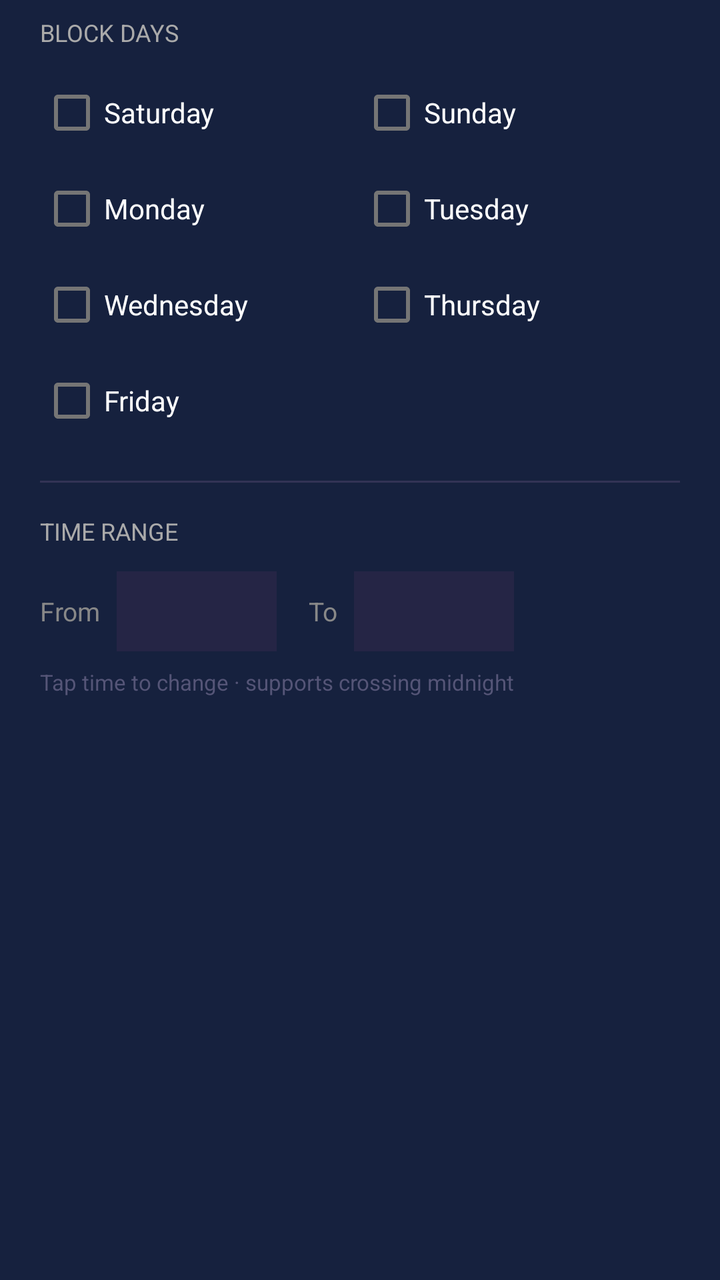
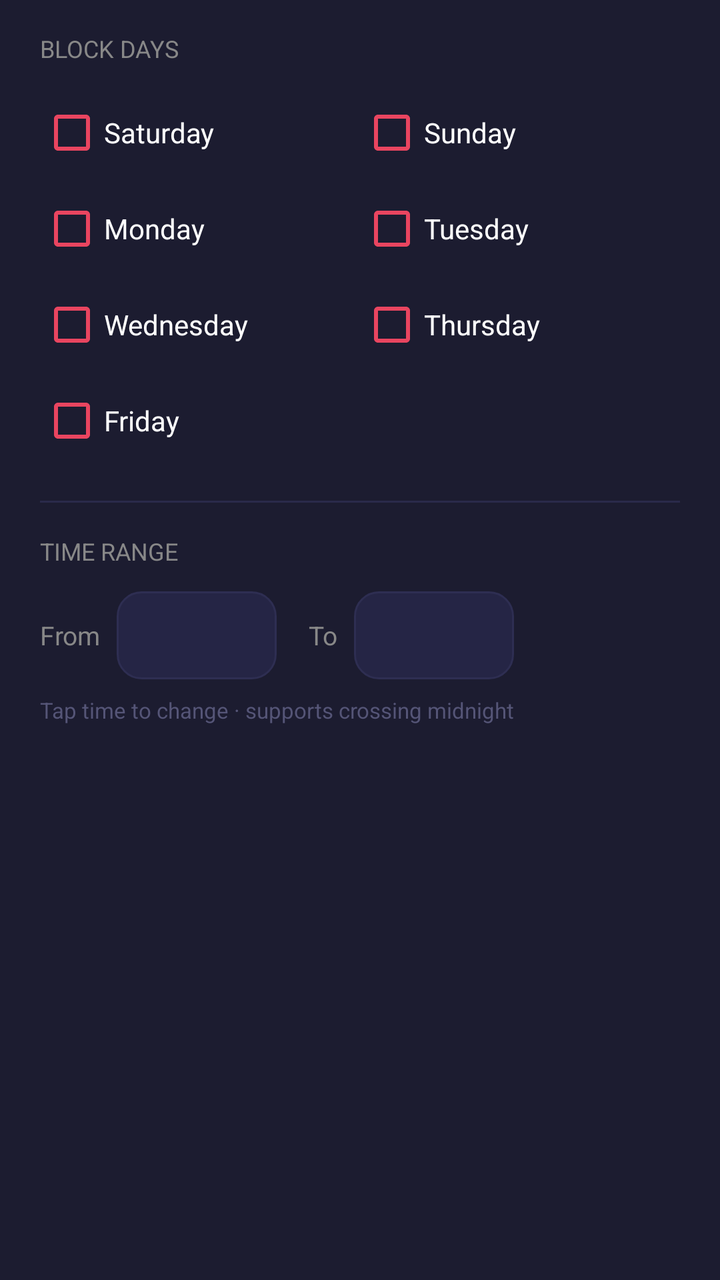

An Android layout rendered at two revisions. The XML below is the earlier revision; the diff shows what the commit changed to produce the second picture.
<!-- AndroidManifest.xml: application theme Theme.ITNSecureBrowser -->
<!-- res/layout/dialog_add_schedule.xml -->
<?xml version="1.0" encoding="utf-8"?>
<ScrollView xmlns:android="http://schemas.android.com/apk/res/android"
    android:layout_width="match_parent"
    android:layout_height="wrap_content">

    <LinearLayout
        android:layout_width="match_parent"
        android:layout_height="wrap_content"
        android:orientation="vertical"
        android:paddingLeft="20dp"
        android:paddingRight="20dp"
        android:paddingTop="8dp"
        android:paddingBottom="16dp">

        
        <TextView
            android:layout_width="wrap_content"
            android:layout_height="wrap_content"
            android:text="@string/schedule_days_label"
            android:textColor="#AAAAAA"
            android:textSize="12sp"
            android:textAllCaps="true"
            android:paddingBottom="8dp" />

        
        <LinearLayout
            android:layout_width="match_parent"
            android:layout_height="wrap_content"
            android:orientation="horizontal">

            <CheckBox
                android:id="@+id/cbSaturday"
                android:layout_width="0dp"
                android:layout_height="wrap_content"
                android:layout_weight="1"
                android:text="@string/day_saturday"
                android:textColor="#FFFFFF" />

            <CheckBox
                android:id="@+id/cbSunday"
                android:layout_width="0dp"
                android:layout_height="wrap_content"
                android:layout_weight="1"
                android:text="@string/day_sunday"
                android:textColor="#FFFFFF" />
        </LinearLayout>

        
        <LinearLayout
            android:layout_width="match_parent"
            android:layout_height="wrap_content"
            android:orientation="horizontal">

            <CheckBox
                android:id="@+id/cbMonday"
                android:layout_width="0dp"
                android:layout_height="wrap_content"
                android:layout_weight="1"
                android:text="@string/day_monday"
                android:textColor="#FFFFFF" />

            <CheckBox
                android:id="@+id/cbTuesday"
                android:layout_width="0dp"
                android:layout_height="wrap_content"
                android:layout_weight="1"
                android:text="@string/day_tuesday"
                android:textColor="#FFFFFF" />
        </LinearLayout>

        
        <LinearLayout
            android:layout_width="match_parent"
            android:layout_height="wrap_content"
            android:orientation="horizontal">

            <CheckBox
                android:id="@+id/cbWednesday"
                android:layout_width="0dp"
                android:layout_height="wrap_content"
                android:layout_weight="1"
                android:text="@string/day_wednesday"
                android:textColor="#FFFFFF" />

            <CheckBox
                android:id="@+id/cbThursday"
                android:layout_width="0dp"
                android:layout_height="wrap_content"
                android:layout_weight="1"
                android:text="@string/day_thursday"
                android:textColor="#FFFFFF" />
        </LinearLayout>

        
        <CheckBox
            android:id="@+id/cbFriday"
            android:layout_width="wrap_content"
            android:layout_height="wrap_content"
            android:text="@string/day_friday"
            android:textColor="#FFFFFF"
            android:layout_marginBottom="16dp" />

        
        <View
            android:layout_width="match_parent"
            android:layout_height="1dp"
            android:background="#333355"
            android:layout_marginBottom="16dp" />

        
        <TextView
            android:layout_width="wrap_content"
            android:layout_height="wrap_content"
            android:text="@string/schedule_time_label"
            android:textColor="#AAAAAA"
            android:textSize="12sp"
            android:textAllCaps="true"
            android:paddingBottom="12dp" />

        
        <LinearLayout
            android:layout_width="match_parent"
            android:layout_height="wrap_content"
            android:orientation="horizontal"
            android:gravity="center_vertical">

            <TextView
                android:layout_width="wrap_content"
                android:layout_height="wrap_content"
                android:text="@string/schedule_from"
                android:textColor="#888888"
                android:textSize="13sp"
                android:paddingRight="8dp" />

            <TextView
                android:id="@+id/btnFromTime"
                android:layout_width="80dp"
                android:layout_height="40dp"
                android:gravity="center"
                android:background="#252545"
                android:textColor="@color/accent"
                android:textSize="17sp"
                android:textStyle="bold"
                android:clickable="true"
                android:focusable="true" />

            <TextView
                android:layout_width="wrap_content"
                android:layout_height="wrap_content"
                android:text="@string/schedule_to"
                android:textColor="#888888"
                android:textSize="13sp"
                android:paddingLeft="16dp"
                android:paddingRight="8dp" />

            <TextView
                android:id="@+id/btnToTime"
                android:layout_width="80dp"
                android:layout_height="40dp"
                android:gravity="center"
                android:background="#252545"
                android:textColor="@color/accent"
                android:textSize="17sp"
                android:textStyle="bold"
                android:clickable="true"
                android:focusable="true" />
        </LinearLayout>

        <TextView
            android:layout_width="wrap_content"
            android:layout_height="wrap_content"
            android:text="@string/schedule_time_hint"
            android:textColor="#555577"
            android:textSize="11sp"
            android:paddingTop="8dp" />

    </LinearLayout>
</ScrollView>
<!-- resources referenced by this layout -->
<resources>
  <color name="accent">#E94560</color>
  <string name="day_friday">Friday</string>
  <string name="day_monday">Monday</string>
  <string name="day_saturday">Saturday</string>
  <string name="day_sunday">Sunday</string>
  <string name="day_thursday">Thursday</string>
  <string name="day_tuesday">Tuesday</string>
  <string name="day_wednesday">Wednesday</string>
  <string name="schedule_days_label">Block days</string>
  <string name="schedule_from">From</string>
  <string name="schedule_time_hint">Tap time to change · supports crossing midnight</string>
  <string name="schedule_time_label">Time range</string>
  <string name="schedule_to">To</string>
  <style name="Theme.ITNSecureBrowser" parent="Theme.MaterialComponents.DayNight.NoActionBar">
          <item name="colorPrimary">@color/tab_active</item>
          <item name="colorPrimaryVariant">@color/bg_tab_bar</item>
          <item name="colorOnPrimary">@color/text_primary</item>
          <item name="colorSecondary">@color/accent</item>
          <item name="colorOnSecondary">@color/text_primary</item>
          <item name="android:windowBackground">@color/bg_toolbar</item>
          <item name="android:statusBarColor">@color/bg_tab_bar</item>
          <item name="android:navigationBarColor">@color/bg_tab_bar</item>
          <item name="android:windowLightStatusBar">false</item>
      </style>
  <color name="tab_active">#0F3460</color>
  <color name="bg_tab_bar">#1A1A2E</color>
  <color name="text_primary">#FFFFFF</color>
  <color name="bg_toolbar">#16213E</color>
</resources>

<!-- the commit's change to res/layout/dialog_add_schedule.xml (unified diff, before → after) -->
@@ -1,26 +1,27 @@
 <?xml version="1.0" encoding="utf-8"?>
 <ScrollView xmlns:android="http://schemas.android.com/apk/res/android"
     android:layout_width="match_parent"
-    android:layout_height="wrap_content">
+    android:layout_height="wrap_content"
+    android:background="@color/bg_card">
 
     <LinearLayout
         android:layout_width="match_parent"
         android:layout_height="wrap_content"
         android:orientation="vertical"
-        android:paddingLeft="20dp"
-        android:paddingRight="20dp"
-        android:paddingTop="8dp"
-        android:paddingBottom="16dp">
+        android:paddingStart="20dp"
+        android:paddingEnd="20dp"
+        android:paddingTop="16dp"
+        android:paddingBottom="20dp">
 
         
         <TextView
             android:layout_width="wrap_content"
             android:layout_height="wrap_content"
             android:text="@string/schedule_days_label"
-            android:textColor="#AAAAAA"
+            android:textColor="@color/text_secondary"
             android:textSize="12sp"
             android:textAllCaps="true"
-            android:paddingBottom="8dp" />
+            android:paddingBottom="10dp" />
 
         
         <LinearLayout
@@ -34,7 +35,8 @@
                 android:layout_height="wrap_content"
                 android:layout_weight="1"
                 android:text="@string/day_saturday"
-                android:textColor="#FFFFFF" />
+                android:textColor="@color/text_primary"
+                android:buttonTint="@color/accent" />
 
             <CheckBox
                 android:id="@+id/cbSunday"
@@ -42,10 +44,10 @@
                 android:layout_height="wrap_content"
                 android:layout_weight="1"
                 android:text="@string/day_sunday"
-                android:textColor="#FFFFFF" />
+                android:textColor="@color/text_primary"
+                android:buttonTint="@color/accent" />
         </LinearLayout>
 
-        
         <LinearLayout
             android:layout_width="match_parent"
             android:layout_height="wrap_content"
@@ -57,7 +59,8 @@
                 android:layout_height="wrap_content"
                 android:layout_weight="1"
                 android:text="@string/day_monday"
-                android:textColor="#FFFFFF" />
+                android:textColor="@color/text_primary"
+                android:buttonTint="@color/accent" />
 
             <CheckBox
                 android:id="@+id/cbTuesday"
@@ -65,10 +68,10 @@
                 android:layout_height="wrap_content"
                 android:layout_weight="1"
                 android:text="@string/day_tuesday"
-                android:textColor="#FFFFFF" />
+                android:textColor="@color/text_primary"
+                android:buttonTint="@color/accent" />
         </LinearLayout>
 
-        
         <LinearLayout
             android:layout_width="match_parent"
             android:layout_height="wrap_content"
@@ -80,7 +83,8 @@
                 android:layout_height="wrap_content"
                 android:layout_weight="1"
                 android:text="@string/day_wednesday"
-                android:textColor="#FFFFFF" />
+                android:textColor="@color/text_primary"
+                android:buttonTint="@color/accent" />
 
             <CheckBox
                 android:id="@+id/cbThursday"
@@ -88,23 +92,24 @@
                 android:layout_height="wrap_content"
                 android:layout_weight="1"
                 android:text="@string/day_thursday"
-                android:textColor="#FFFFFF" />
+                android:textColor="@color/text_primary"
+                android:buttonTint="@color/accent" />
         </LinearLayout>
 
-        
         <CheckBox
             android:id="@+id/cbFriday"
             android:layout_width="wrap_content"
             android:layout_height="wrap_content"
             android:text="@string/day_friday"
-            android:textColor="#FFFFFF"
+            android:textColor="@color/text_primary"
+            android:buttonTint="@color/accent"
             android:layout_marginBottom="16dp" />
 
         
         <View
             android:layout_width="match_parent"
             android:layout_height="1dp"
-            android:background="#333355"
+            android:background="@color/divider"
             android:layout_marginBottom="16dp" />
 
         
@@ -112,7 +117,7 @@
             android:layout_width="wrap_content"
             android:layout_height="wrap_content"
             android:text="@string/schedule_time_label"
-            android:textColor="#AAAAAA"
+            android:textColor="@color/text_secondary"
             android:textSize="12sp"
             android:textAllCaps="true"
             android:paddingBottom="12dp" />
@@ -128,16 +133,16 @@
                 android:layout_width="wrap_content"
                 android:layout_height="wrap_content"
                 android:text="@string/schedule_from"
-                android:textColor="#888888"
+                android:textColor="@color/text_secondary"
                 android:textSize="13sp"
                 android:paddingRight="8dp" />
 
             <TextView
                 android:id="@+id/btnFromTime"
                 android:layout_width="80dp"
-                android:layout_height="40dp"
+                android:layout_height="44dp"
                 android:gravity="center"
-                android:background="#252545"
+                android:background="@drawable/bg_field"
                 android:textColor="@color/accent"
                 android:textSize="17sp"
                 android:textStyle="bold"
@@ -148,7 +153,7 @@
                 android:layout_width="wrap_content"
                 android:layout_height="wrap_content"
                 android:text="@string/schedule_to"
-                android:textColor="#888888"
+                android:textColor="@color/text_secondary"
                 android:textSize="13sp"
                 android:paddingLeft="16dp"
                 android:paddingRight="8dp" />
@@ -156,9 +161,9 @@
             <TextView
                 android:id="@+id/btnToTime"
                 android:layout_width="80dp"
-                android:layout_height="40dp"
+                android:layout_height="44dp"
                 android:gravity="center"
-                android:background="#252545"
+                android:background="@drawable/bg_field"
                 android:textColor="@color/accent"
                 android:textSize="17sp"
                 android:textStyle="bold"
@@ -170,7 +175,7 @@
             android:layout_width="wrap_content"
             android:layout_height="wrap_content"
             android:text="@string/schedule_time_hint"
-            android:textColor="#555577"
+            android:textColor="@color/text_hint"
             android:textSize="11sp"
             android:paddingTop="8dp" />
 
<!-- resource entries referenced after the edit -->
@@ -1,6 +1,9 @@
 <!-- resources referenced by this layout -->
 <resources>
   <color name="accent">#E94560</color>
+  <color name="bg_card">#1C1C30</color>
+  <color name="divider">#2A2A4A</color>
+  <color name="text_hint">#555577</color>
   <string name="day_friday">Friday</string>
   <string name="day_monday">Monday</string>
   <string name="day_saturday">Saturday</string>
@@ -24,9 +27,22 @@
           <item name="android:navigationBarColor">@color/bg_tab_bar</item>
           <item name="android:windowLightStatusBar">false</item>
       </style>
+  <color name="bg_field">#252545</color>
+  <color name="bg_card_stroke">#2E2E52</color>
   <color name="tab_active">#0F3460</color>
   <color name="bg_tab_bar">#1A1A2E</color>
   <color name="text_primary">#FFFFFF</color>
+  <color name="text_secondary">#888888</color>
+  <!-- drawable bg_field (drawable) -->
+  <?xml version="1.0" encoding="utf-8"?>
+  <shape xmlns:android="http://schemas.android.com/apk/res/android"
+      android:shape="rectangle">
+      <corners android:radius="12dp" />
+      <solid android:color="@color/bg_field" />
+      <stroke
+          android:width="1dp"
+          android:color="@color/bg_card_stroke" />
+  </shape>
   <color name="bg_toolbar">#16213E</color>
 </resources>
 
